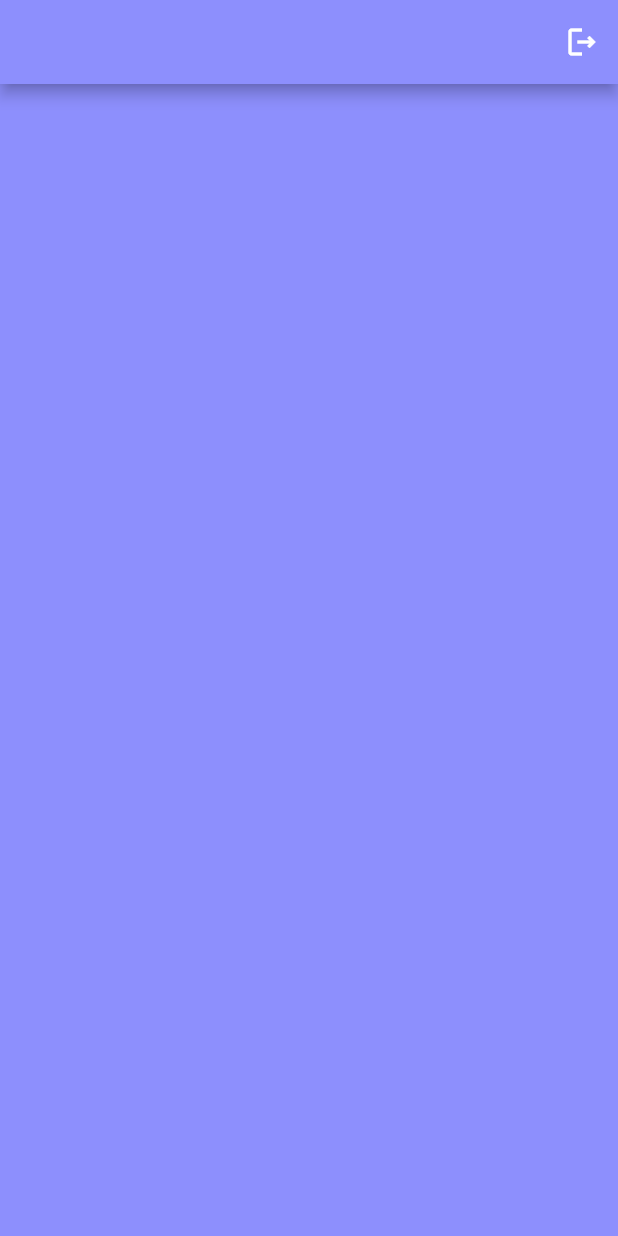
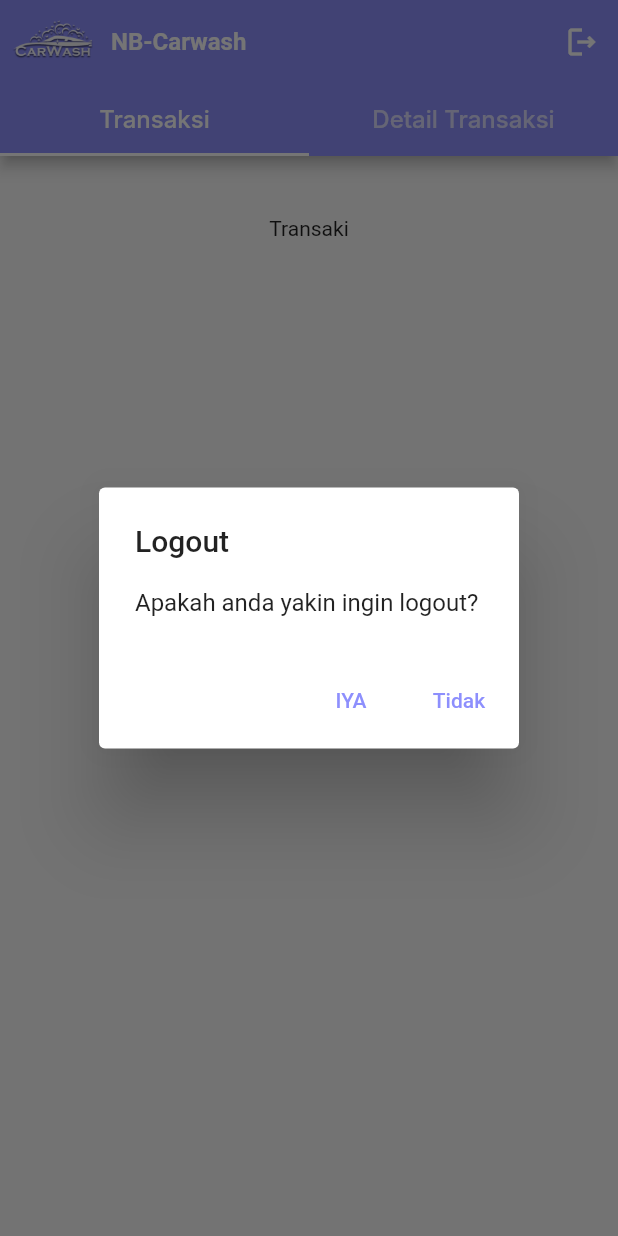
Before and after one commit to Malikibrah1m/project_NbCarwash_Mobile, a Flutter app: the Home screen opened directly, after a tap on the "logout" icon, on a phone screen of 412 x 824 dp. Run offline on Flutter 3.47's test engine with Material 2 defaults, Android fonts, the phone set to English and light mode, and no system bars; missing offline and left inert: splash_screen_view; Roboto replaces fonts that are missing (Inter).

Commit message:
tambah tabbar

```diff
--- a/lib/page view/home.dart
+++ b/lib/page view/home.dart
@@ -1,4 +1,7 @@
 import 'package:flutter/material.dart';
+import 'package:projectcarwash/page view/transaksi.dart' as transaksi;
+import 'package:projectcarwash/page view/detailtransaksi.dart' as detail;
+import 'package:projectcarwash/page%20view/logout.dart';
 
 class Home extends StatefulWidget {
   const Home({super.key});
@@ -7,18 +10,62 @@ class Home extends StatefulWidget {
   State<Home> createState() => _HomeState();
 }
 
-class _HomeState extends State<Home> {
+class _HomeState extends State<Home> with SingleTickerProviderStateMixin {
+  late TabController controller;
+
+  void initState() {
+    controller = new TabController(vsync: this, length: 4);
+    super.initState();
+  }
+
+  @override
+  void dispose() {
+    controller.dispose();
+    super.dispose();
+  }
+
   @override
   Widget build(BuildContext context) {
     return SafeArea(
         child: Scaffold(
       backgroundColor: Color(0xff8d8ffd),
       appBar: AppBar(
+        leading: Image.asset("img/logo.png"),
+        leadingWidth: 70.0,
+        titleSpacing: 4,
+        title: Text("NB-Carwash",
+            style: TextStyle(
+                color: Colors.white,
+                fontSize: 16,
+                fontWeight: FontWeight.bold)),
         actions: [
           IconButton(
             icon: Icon(Icons.logout_outlined, color: Colors.white),
-            onPressed: () {},
-          )
+            tooltip: "Logout",
+            onPressed: () => showDialog(
+                context: context,
+                builder: (context) {
+                  return Logout();
+                }),
+          ),
+        ],
+        bottom: TabBar(
+          labelStyle: TextStyle(
+              fontFamily: "Inter", fontSize: 16, fontWeight: FontWeight.w500),
+          controller: controller,
+          tabs: [
+            new Tab(text: "Transaksi"),
+            Tab(
+              text: "Detail Transaksi",
+            )
+          ],
+        ),
+      ),
+      body: TabBarView(
+        controller: controller,
+        children: [
+          new transaksi.Transaksi(),
+          new detail.DetailTransaksi(),
         ],
       ),
     ));
--- /dev/null
+++ b/lib/page view/logout.dart
@@ -0,0 +1,25 @@
+import 'package:flutter/material.dart';
+import 'package:projectcarwash/page%20view/login.dart';
+
+class Logout extends StatelessWidget {
+  const Logout({super.key});
+
+  @override
+  Widget build(BuildContext context) {
+    return AlertDialog(
+      title: Text("Logout"),
+      content: Text("Apakah anda yakin ingin logout?"),
+      actions: [
+        TextButton(
+            onPressed: () {
+              Navigator.pushReplacement(
+                  context, MaterialPageRoute(builder: (context) => Login()));
+            },
+            child: Text("IYA")),
+        TextButton(
+            onPressed: () => Navigator.pop(context, 'Cancel'),
+            child: Text("Tidak")),
+      ],
+    );
+  }
+}
--- /dev/null
+++ b/lib/page view/transaksi.dart
@@ -0,0 +1,28 @@
+import 'package:flutter/material.dart';
+
+class Transaksi extends StatefulWidget {
+  const Transaksi({super.key});
+
+  @override
+  State<Transaksi> createState() => _TransaksiState();
+}
+
+class _TransaksiState extends State<Transaksi> {
+  @override
+  Widget build(BuildContext context) {
+    return Scaffold(
+      body: Container(
+        child: Center(
+          child: Column(
+            children: [
+              Padding(padding: EdgeInsets.all(20)),
+              Text(
+                "Transaki",
+              )
+            ],
+          ),
+        ),
+      ),
+    );
+  }
+}
```
Also changed, not shown: lib/page view/detailtransaksi.dart (added, +28 -0 lines).
